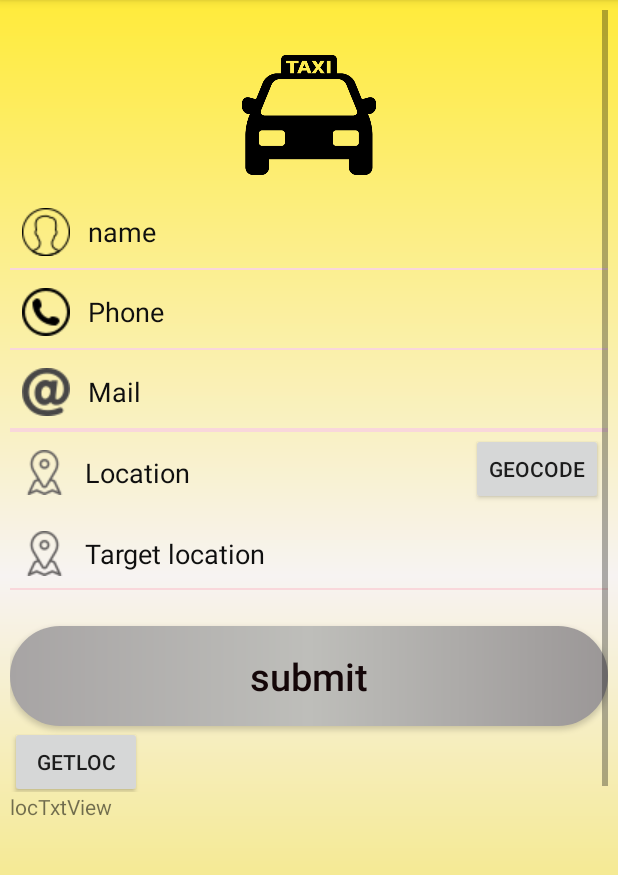
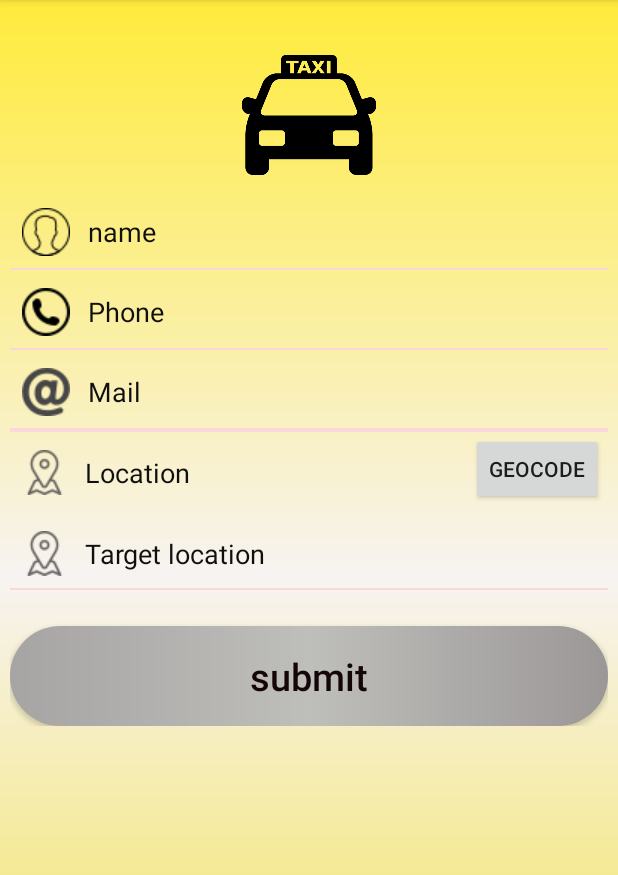
Before and after one commit to itzik99/getTaxiX, an Android app: the OrderTaxi screen opened directly, with no data from a screen before it, on a phone screen of 412 x 824 dp, the part 84-959 px from its top. Run offline under Robolectric (Android 15) with nearby library versions, the phone set to English and light mode, and no system bars; our stand-ins replace Firebase (no records; nobody signed in at launch, a user with empty details on screens opened directly).

Commit message:
24052019

```diff
--- a/app/build.gradle
+++ b/app/build.gradle
@@ -4,7 +4,7 @@ android {
     compileSdkVersion 28
     defaultConfig {
         applicationId "example.my_app.co.gettaxix"
-        minSdkVersion 27
+        minSdkVersion 26
         targetSdkVersion 28
         versionCode 1
         versionName "1.0"
--- a/app/src/main/java/example/my_app/co/gettaxix/controller/OrderTaxi.java
+++ b/app/src/main/java/example/my_app/co/gettaxix/controller/OrderTaxi.java
@@ -69,9 +69,7 @@ public class OrderTaxi extends AppCompatActivity {
         });
 
 
-        txtview = (TextView) findViewById(R.id.locTxtView);
         submitBtn = (Button) findViewById(R.id.submitBtn);
-        getLoc = (Button) findViewById(R.id.getLoc);
         geoCode = (Button) findViewById(R.id.geoCode);
         passName = (EditText) findViewById(R.id.NameTxtBox);
         passPhoneNum = (EditText) findViewById(R.id.phoneNumTxtBox);
@@ -100,6 +98,7 @@ public class OrderTaxi extends AppCompatActivity {
         editor.putString("email", passEmail.getText().toString());
         editor.commit();
 
+        if(false) {
             FirebaseDatabase database = FirebaseDatabase.getInstance();
             DatabaseReference myRides = database.getReference("rides");
             DatabaseReference myRide = myRides.child(passPhoneNum.getText().toString());
@@ -119,9 +118,9 @@ public class OrderTaxi extends AppCompatActivity {
             Geocoder geocoder = new Geocoder(this);
             List<Address> destAdresses;
             destAdresses = geocoder.getFromLocationName(passDestination.getText().toString(), 1);
-            if(destAdresses.size() > 0) {
-                latitude= destAdresses.get(0).getLatitude();
-                longitude= destAdresses.get(0).getLongitude();
+            if (destAdresses.size() > 0) {
+                latitude = destAdresses.get(0).getLatitude();
+                longitude = destAdresses.get(0).getLongitude();
             }
             DatabaseReference destLong = rideDest.child("destLong");
             destLong.setValue(longitude);
@@ -131,11 +130,9 @@ public class OrderTaxi extends AppCompatActivity {
             isPicked.setValue(passIsPicked);
 
             Toast.makeText(this, passName.getText().toString(), Toast.LENGTH_LONG).show();
-
+        }else {
+            Toast.makeText(this, "phone number is a mandatory", Toast.LENGTH_LONG).show();
         }
-
-    public void getLocFunc(View view) {
-        txtview.setText("Latitude: "+String.valueOf(local.getLatitude())+", Longitude: "+String.valueOf(local.getLongitude()));
     }
 
     public void geoCodeFunc(View view) throws IOException {
--- a/app/src/main/res/layout/activity_ordertaxi.xml
+++ b/app/src/main/res/layout/activity_ordertaxi.xml
@@ -152,19 +152,7 @@
                 android:textColor="#140608"
                 android:textSize="25sp" />
 
-            <Button
-                android:id="@+id/getLoc"
-                android:layout_width="wrap_content"
-                android:layout_height="wrap_content"
-                android:onClick="getLocFunc"
-                android:text="getLoc" />
         </LinearLayout>
     </ScrollView>
 
-    <TextView
-        android:id="@+id/locTxtView"
-        android:layout_width="match_parent"
-        android:layout_height="71dp"
-        android:text="locTxtView" />
-
 </LinearLayout>
--- a/app/src/main/res/values/map_api.xml
+++ b/app/src/main/res/values/map_api.xml
@@ -1,6 +1,6 @@
 <?xml version="1.0" encoding="utf-8"?>
 <resources>
     <string name="map_key" translatable="false">
-        AIzaSyAv_qQaAFehWjsDs-8tIpo5dohXoONS8WA
+        AIzaSyDH7GjTeAZ_2t-J-vXFpYBIeKeFObMq1n0
     </string>
 </resources>
```
Lines whose indentation alone changed are shown as unchanged.
